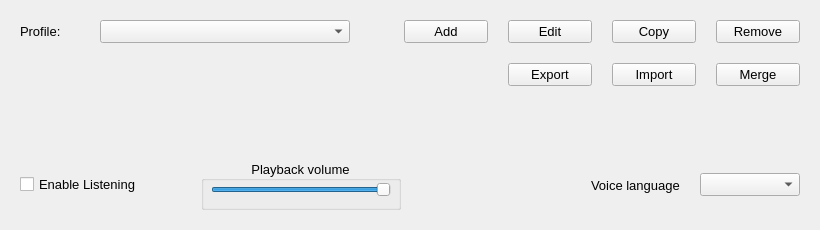
First picture: the form in src/mainwnd.ui, repository stele95/LinVAM, before the edit.
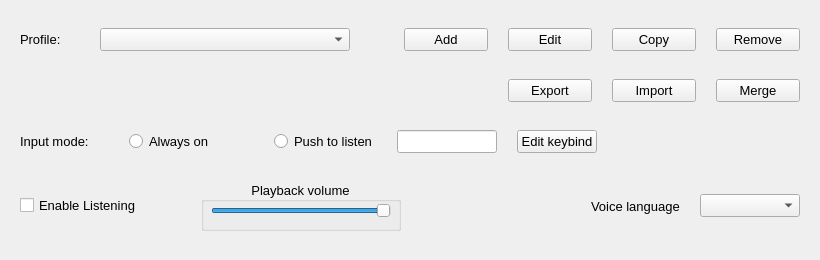
Second picture: the form after the edit.

Commit message: update UI for input mode

What changed in the file:
```diff
--- a/src/mainwnd.ui
+++ b/src/mainwnd.ui
@@ -7,7 +7,7 @@
     <x>0</x>
     <y>0</y>
     <width>820</width>
-    <height>230</height>
+    <height>260</height>
    </rect>
   </property>
   <property name="sizePolicy">
@@ -16,6 +16,12 @@
     <verstretch>0</verstretch>
    </sizepolicy>
   </property>
+  <property name="minimumSize">
+   <size>
+    <width>0</width>
+    <height>260</height>
+   </size>
+  </property>
   <property name="font">
    <font>
     <pointsize>10</pointsize>
@@ -333,17 +339,106 @@
     </layout>
    </item>
    <item row="4" column="0">
-    <spacer name="verticalSpacer">
-     <property name="orientation">
-      <enum>Qt::Vertical</enum>
-     </property>
-     <property name="sizeHint" stdset="0">
-      <size>
-       <width>20</width>
-       <height>20</height>
-      </size>
-     </property>
-    </spacer>
+    <layout class="QHBoxLayout" name="horizontalLayout_4">
+     <item>
+      <widget class="QLabel" name="label_3">
+       <property name="text">
+        <string>Input mode:</string>
+       </property>
+      </widget>
+     </item>
+     <item>
+      <spacer name="horizontalSpacer_7">
+       <property name="orientation">
+        <enum>Qt::Orientation::Horizontal</enum>
+       </property>
+       <property name="sizeType">
+        <enum>QSizePolicy::Policy::Fixed</enum>
+       </property>
+       <property name="sizeHint" stdset="0">
+        <size>
+         <width>20</width>
+         <height>20</height>
+        </size>
+       </property>
+      </spacer>
+     </item>
+     <item>
+      <widget class="QRadioButton" name="rbAlways">
+       <property name="text">
+        <string>Always on</string>
+       </property>
+      </widget>
+     </item>
+     <item>
+      <spacer name="horizontalSpacer_6">
+       <property name="orientation">
+        <enum>Qt::Orientation::Horizontal</enum>
+       </property>
+       <property name="sizeType">
+        <enum>QSizePolicy::Policy::Fixed</enum>
+       </property>
+       <property name="sizeHint" stdset="0">
+        <size>
+         <width>40</width>
+         <height>20</height>
+        </size>
+       </property>
+      </spacer>
+     </item>
+     <item>
+      <widget class="QRadioButton" name="rbPushToListen">
+       <property name="text">
+        <string>Push to listen</string>
+       </property>
+      </widget>
+     </item>
+     <item>
+      <widget class="QLineEdit" name="pushToListenHotkey">
+       <property name="sizePolicy">
+        <sizepolicy hsizetype="Fixed" vsizetype="Fixed">
+         <horstretch>0</horstretch>
+         <verstretch>0</verstretch>
+        </sizepolicy>
+       </property>
+       <property name="maximumSize">
+        <size>
+         <width>100</width>
+         <height>16777215</height>
+        </size>
+       </property>
+       <property name="toolTip">
+        <string>Keybind for listening for commands when using Push to listen input mode</string>
+       </property>
+       <property name="readOnly">
+        <bool>true</bool>
+       </property>
+      </widget>
+     </item>
+     <item>
+      <widget class="QPushButton" name="btnEditKeybind">
+       <property name="toolTip">
+        <string>Edit keybind for push to listen input mode</string>
+       </property>
+       <property name="text">
+        <string>Edit keybind</string>
+       </property>
+      </widget>
+     </item>
+     <item>
+      <spacer name="horizontalSpacer_5">
+       <property name="orientation">
+        <enum>Qt::Orientation::Horizontal</enum>
+       </property>
+       <property name="sizeHint" stdset="0">
+        <size>
+         <width>40</width>
+         <height>20</height>
+        </size>
+       </property>
+      </spacer>
+     </item>
+    </layout>
    </item>
   </layout>
  </widget>
```
Left out of the diff: 364 changed lines with no effect on the pictures. The commit also changes 1 other file.
